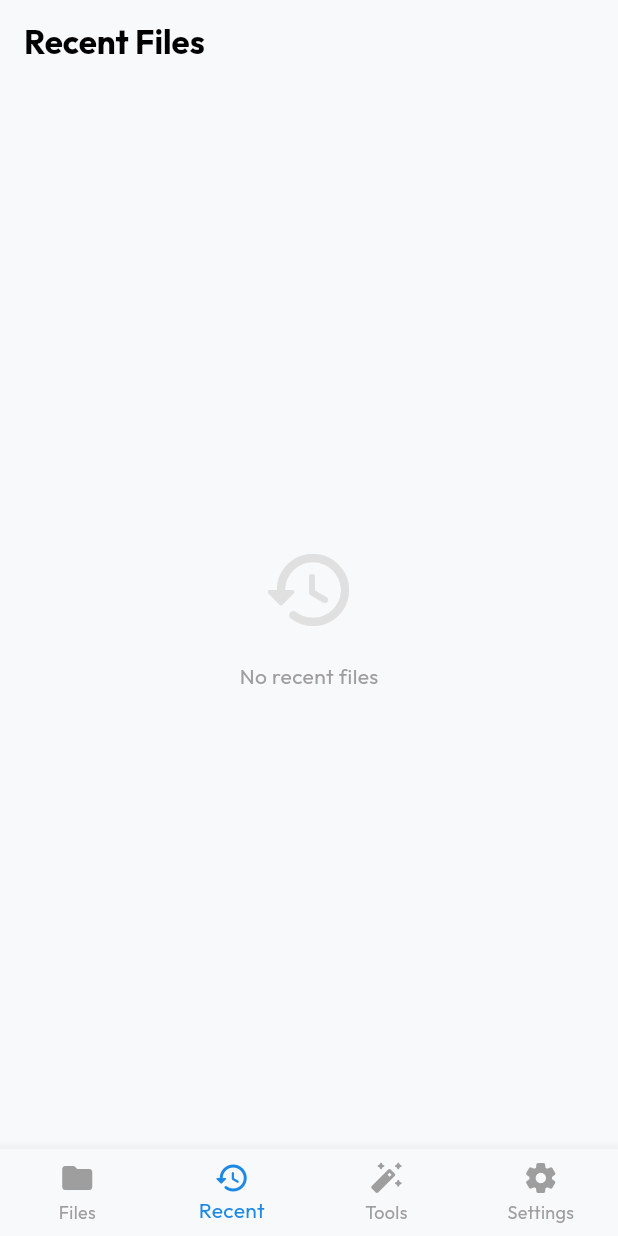
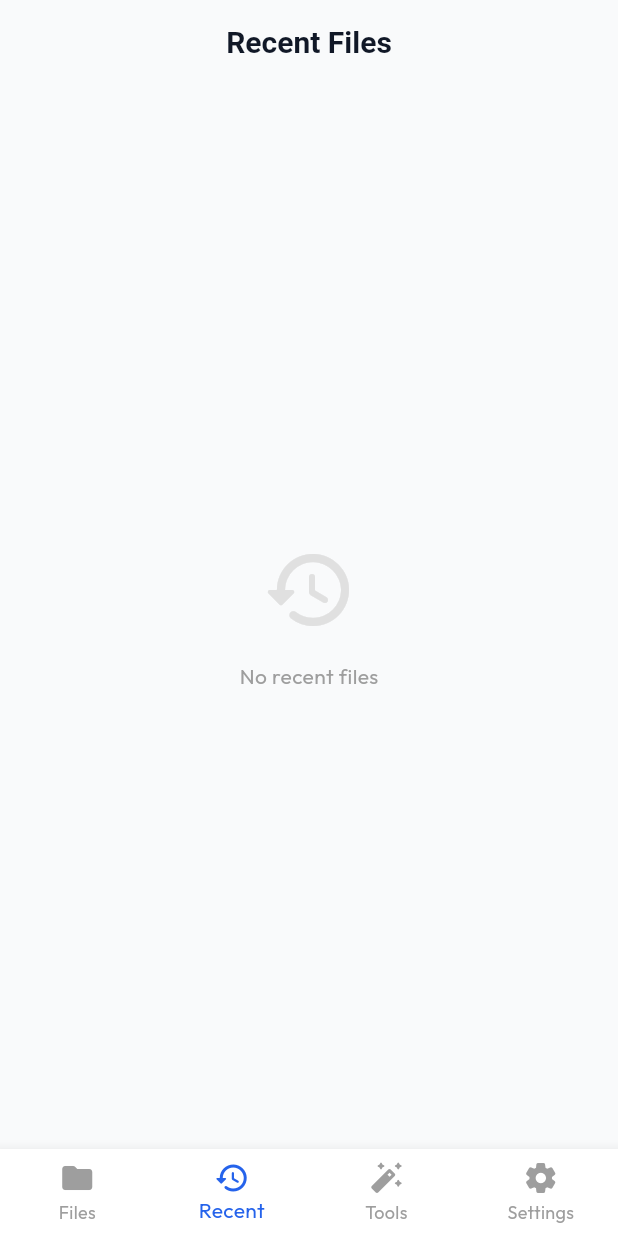
Before and after one commit to dennismutuku2005/tuk-docs, a Flutter app: the HomePage screen opened directly, item 2 of the bottom bar chosen, on a phone screen of 412 x 824 dp. Run offline on Flutter 3.47's test engine with Material 3 defaults, Android fonts, the light colour scheme and no system bars; our stand-ins replace device_info_plus, file_picker, google_fonts, image_picker, open_filex, pdf and 3 more; missing offline and left inert: docx_to_text, docx_viewer, flutter_pdfview, receive_sharing_intent; accounts and stored records are empty.

Commit message:
Auto-update: app_theme.dart

```diff
--- a/lib/themes/app_theme.dart
+++ b/lib/themes/app_theme.dart
@@ -2,12 +2,11 @@ import 'package:flutter/material.dart';
 import 'package:google_fonts/google_fonts.dart';
 
 class AppTheme {
-  static const Color primaryBlue = Color(0xFF1E88E5);
-  static const Color accentBlue = Color(0xFF64B5F6);
-  static const Color backgroundLight = Color(0xFFF8F9FA);
-  static const Color backgroundDark = Color(0xFF121212);
-  static const Color cardLight = Colors.white;
-  static const Color cardDark = Color(0xFF1E1E1E);
+  static const Color primaryBlue = Color(0xFF2563EB); // Modern Blue
+  static const Color backgroundLight = Color(0xFFF9FAFB);
+  static const Color backgroundDark = Color(0xFF0F172A); // Slate 900
+  static const Color surfaceLight = Colors.white;
+  static const Color surfaceDark = Color(0xFF1E293B); // Slate 800
 
   static ThemeData lightTheme = ThemeData(
     useMaterial3: true,
@@ -16,25 +15,34 @@ class AppTheme {
       seedColor: primaryBlue,
       primary: primaryBlue,
       surface: backgroundLight,
+      onSurface: const Color(0xFF1F2937),
     ),
+    scaffoldBackgroundColor: backgroundLight,
     textTheme: GoogleFonts.outfitTextTheme(),
     appBarTheme: const AppBarTheme(
       backgroundColor: backgroundLight,
-      foregroundColor: Colors.black,
+      foregroundColor: Color(0xFF111827),
       elevation: 0,
+      centerTitle: true,
+      titleTextStyle: TextStyle(
+        fontSize: 20,
+        fontWeight: FontWeight.bold,
+        color: Color(0xFF111827),
+      ),
     ),
-    cardTheme: const CardThemeData(
-      color: cardLight,
-      elevation: 2,
-      shape: RoundedRectangleBorder(borderRadius: BorderRadius.all(Radius.circular(16))),
+    cardTheme: CardThemeData(
+      color: surfaceLight,
+      elevation: 0,
+      shape: RoundedRectangleBorder(
+        borderRadius: BorderRadius.circular(16),
+        side: BorderSide(color: Colors.grey.withOpacity(0.1)),
+      ),
     ),
-    elevatedButtonTheme: ElevatedButtonThemeData(
-      style: ElevatedButton.styleFrom(
-        backgroundColor: primaryBlue,
-        foregroundColor: Colors.white,
-        padding: const EdgeInsets.symmetric(horizontal: 32, vertical: 16),
-        shape: RoundedRectangleBorder(borderRadius: BorderRadius.circular(12)),
-      ),
+    bottomNavigationBarTheme: const BottomNavigationBarThemeData(
+      backgroundColor: surfaceLight,
+      selectedItemColor: primaryBlue,
+      unselectedItemColor: Color(0xFF9CA3AF),
+      elevation: 8,
     ),
   );
 
@@ -44,27 +52,36 @@ class AppTheme {
     colorScheme: ColorScheme.fromSeed(
       seedColor: primaryBlue,
       brightness: Brightness.dark,
-      primary: accentBlue,
+      primary: primaryBlue,
       surface: backgroundDark,
+      onSurface: const Color(0xFFF9FAFB),
     ),
+    scaffoldBackgroundColor: backgroundDark,
     textTheme: GoogleFonts.outfitTextTheme(ThemeData.dark().textTheme),
     appBarTheme: const AppBarTheme(
       backgroundColor: backgroundDark,
       foregroundColor: Colors.white,
       elevation: 0,
+      centerTitle: true,
+      titleTextStyle: TextStyle(
+        fontSize: 20,
+        fontWeight: FontWeight.bold,
+        color: Colors.white,
+      ),
     ),
-    cardTheme: const CardThemeData(
-      color: cardDark,
-      elevation: 2,
-      shape: RoundedRectangleBorder(borderRadius: BorderRadius.all(Radius.circular(16))),
+    cardTheme: CardThemeData(
+      color: surfaceDark,
+      elevation: 0,
+      shape: RoundedRectangleBorder(
+        borderRadius: BorderRadius.circular(16),
+        side: BorderSide(color: Colors.white.withOpacity(0.05)),
+      ),
     ),
-    elevatedButtonTheme: ElevatedButtonThemeData(
-      style: ElevatedButton.styleFrom(
-        backgroundColor: primaryBlue,
-        foregroundColor: Colors.white,
-        padding: const EdgeInsets.symmetric(horizontal: 32, vertical: 16),
-        shape: RoundedRectangleBorder(borderRadius: BorderRadius.circular(12)),
-      ),
+    bottomNavigationBarTheme: const BottomNavigationBarThemeData(
+      backgroundColor: surfaceDark,
+      selectedItemColor: primaryBlue,
+      unselectedItemColor: Color(0xFF64748B),
+      elevation: 8,
     ),
   );
 }
```
